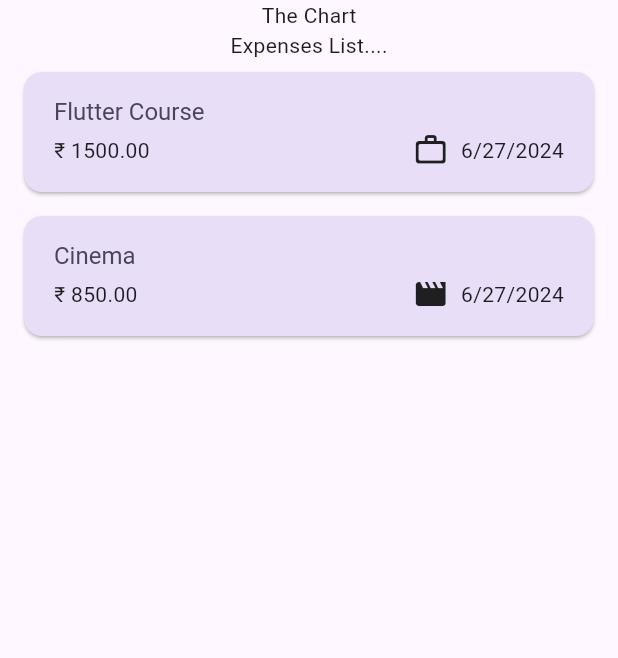
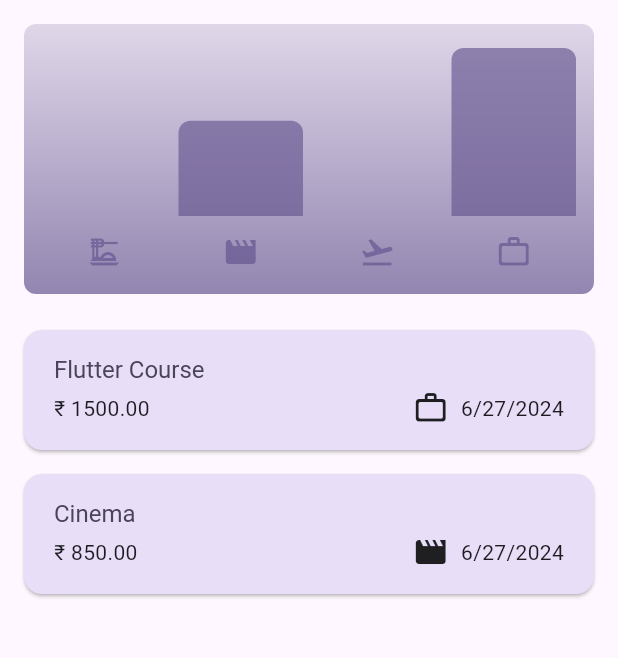
Before and after one commit to AtharvaParadkar/Expense-Tracker-App, a Flutter app: the screen it shows after launch, on a phone screen of 412 x 824 dp, the part 84-742 px from its top. Run offline on Flutter 3.47's test engine with Material 3 defaults, Android fonts, the phone set to English and light mode, and no system bars.

Commit message:
Expense Chart

```diff
--- a/lib/models/expense.dart
+++ b/lib/models/expense.dart
@@ -30,8 +30,33 @@ class Expense {
   final Category category;
 
   //& 'Getters' are basically 'computed properties' => properties that are dynamically derived, based on other class properties.
-  String get formattedDate{
+  String get formattedDate {
     return formatter.format(date);
   }
+}
 
+class ExpenseBucket {
+  ExpenseBucket({required this.category, required this.expenses});
+
+  //& Utility Constructor Function
+  ExpenseBucket.forCategory(List<Expense> allExpenses, this.category)
+      : expenses = allExpenses
+            .where((expense) => expense.category == category)
+            .toList();
+  //? The colon (:) introduces the initializer list.
+  //? the 'where' is is simply a method that allows you to filter a list.
+
+  final Category category;
+  final List<Expense> expenses;
+
+  double get totalExpenses {
+    double sum = 0;
+
+    //^ for in Loop
+    for (final expense in expenses) {
+      sum += expense.amount;
+    }
+
+    return sum;
+  }
 }
--- /dev/null
+++ b/lib/widgets/chart/chart.dart
@@ -0,0 +1,86 @@
+import 'package:expense_tracker_app/models/expense.dart';
+import 'package:expense_tracker_app/widgets/chart/chart_bar.dart';
+import 'package:flutter/material.dart';
+
+class Chart extends StatelessWidget {
+  const Chart({super.key, required this.expenses});
+
+  final List<Expense> expenses;
+
+  List<ExpenseBucket> get buckets {
+    return [
+      ExpenseBucket.forCategory(expenses, Category.food),
+      ExpenseBucket.forCategory(expenses, Category.leisure),
+      ExpenseBucket.forCategory(expenses, Category.travel),
+      ExpenseBucket.forCategory(expenses, Category.work),
+    ];
+  }
+
+  double get maxTotalExpense {
+    double maxTotalExpense = 0;
+
+    for (final bucket in buckets) {
+      if (bucket.totalExpenses > maxTotalExpense) {
+        maxTotalExpense = bucket.totalExpenses;
+      }
+    }
+
+    return maxTotalExpense;
+  }
+
+  @override
+  Widget build(BuildContext context) {
+    final isDarkMode =
+        MediaQuery.of(context).platformBrightness == Brightness.dark;
+    return Container(
+      margin: const EdgeInsets.all(16),
+      padding: const EdgeInsets.symmetric(horizontal: 8, vertical: 16),
+      height: 180,
+      width: double.infinity,
+      decoration: BoxDecoration(
+        borderRadius: BorderRadius.circular(8),
+        gradient: LinearGradient(
+          colors: [
+            Theme.of(context).colorScheme.primary.withOpacity(0.7),
+            Theme.of(context).colorScheme.primary.withOpacity(0.2),
+          ],
+          begin: Alignment.bottomCenter,
+          end: Alignment.topCenter,
+        ),
+      ),
+      child: Column(
+        children: [
+          Expanded(
+            child: Row(
+              crossAxisAlignment: CrossAxisAlignment.end,
+              children: [
+                for (final bucket in buckets) //alternative to map
+                  ChartBar(
+                    fill: bucket.totalExpenses / maxTotalExpense,
+                  )
+              ],
+            ),
+          ),
+          const SizedBox(height: 12),
+          Row(
+            children: buckets
+                .map(
+                  (bucket) => Expanded(
+                    child: Padding(
+                      padding: const EdgeInsets.symmetric(horizontal: 4),
+                      child: Icon(
+                        categoryIcons[bucket.category],
+                        color: isDarkMode
+                            ? Theme.of(context).colorScheme.secondary
+                            :Theme.of(context).colorScheme.primary.withOpacity(0.7),
+                      ),
+                    ),
+                  ),
+                )
+                .toList(),
+          )
+        ],
+      ),
+    );
+  }
+}
--- /dev/null
+++ b/lib/widgets/chart/chart_bar.dart
@@ -0,0 +1,31 @@
+import 'package:flutter/material.dart';
+
+class ChartBar extends StatelessWidget {
+  const ChartBar({super.key, required this.fill});
+
+  final double fill;
+
+  @override
+  Widget build(BuildContext context) {
+    final isDarkMode =
+        MediaQuery.of(context).platformBrightness == Brightness.dark;
+    return Expanded(
+      child: Padding(
+        padding: const EdgeInsets.symmetric(horizontal: 4),
+        child: FractionallySizedBox(
+          heightFactor: fill,
+          child: DecoratedBox(
+            decoration: BoxDecoration(
+              shape: BoxShape.rectangle,
+              borderRadius:
+                  const BorderRadius.vertical(top: Radius.circular(8)),
+              color: isDarkMode
+                  ? Theme.of(context).colorScheme.secondary
+                  : Theme.of(context).colorScheme.primary.withOpacity(0.65),
+            ),
+          ),
+        ),
+      ),
+    );
+  }
+}
--- a/lib/widgets/expenses.dart
+++ b/lib/widgets/expenses.dart
@@ -2,6 +2,7 @@ import 'package:expense_tracker_app/widgets/expenses_list/expenses_list.dart';
 import 'package:expense_tracker_app/models/expense.dart';
 import 'package:expense_tracker_app/widgets/new_expense.dart';
 import 'package:flutter/material.dart';
+import 'package:expense_tracker_app/widgets/chart/chart.dart';
 
 class Expenses extends StatefulWidget {
   const Expenses({super.key});
@@ -41,7 +42,7 @@ class _ExpensesState extends State<Expenses> {
       _registeredExpense.remove(expense);
     });
 
-  ScaffoldMessenger.of(context).clearSnackBars();
+    ScaffoldMessenger.of(context).clearSnackBars();
     ScaffoldMessenger.of(context).showSnackBar(
       SnackBar(
         content: const Text('Expense Deleted'),
@@ -94,11 +95,8 @@ class _ExpensesState extends State<Expenses> {
       ),
       body: Column(
         children: [
-          const Text('The Chart'),
-          const Text('Expenses List....'),
-          Expanded(
-            child: mainContent,
-          ),
+          Chart(expenses: _registeredExpense),
+          Expanded(child: mainContent),
         ],
       ),
     );
```
